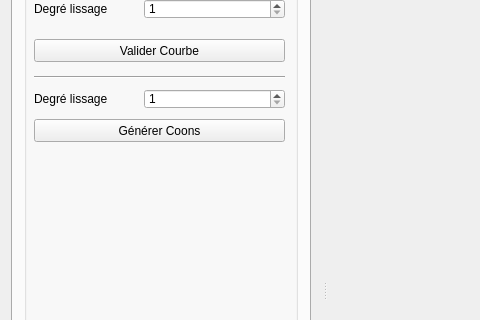
First picture: the form in form/maths5a_coons.ui, repository ldkv/Maths5A_Coons, before the edit; both pictures show x 0 to 480 and y 145 to 465 of the 1129 by 875 pixel window.
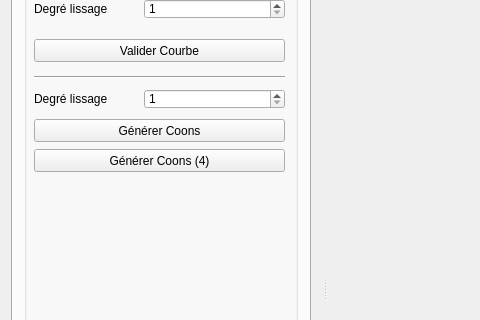
Second picture: the form after the edit. The open tabs and pages were chosen to show the change.

Commit message: Ajout de la gestion de courbes / coons dans l'UI

Patch:
```diff
--- a/form/maths5a_coons.ui
+++ b/form/maths5a_coons.ui
@@ -520,6 +520,19 @@
                <enum>Qt::Horizontal</enum>
               </property>
              </widget>
+             <widget class="QPushButton" name="buttonGenerateCoons4">
+              <property name="geometry">
+               <rect>
+                <x>10</x>
+                <y>210</y>
+                <width>251</width>
+                <height>23</height>
+               </rect>
+              </property>
+              <property name="text">
+               <string>Générer Coons (4)</string>
+              </property>
+             </widget>
             </widget>
            </item>
           </layout>
```
Left out of the diff: 9 changed lines with no effect on the pictures. The commit also changes 5 other files.
